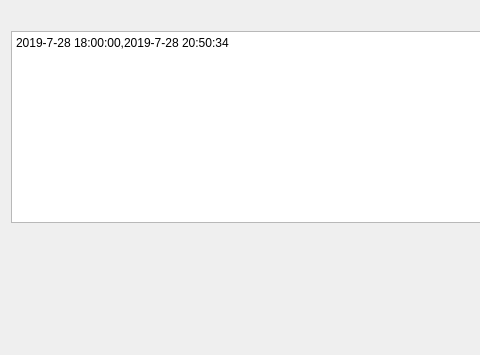
Old version of the form ShowPlugin/mainwindow.ui in the repository catcheroftime/DrawTimelinePlugin; both pictures show x 0 to 480 and y 0 to 355 of the 954 by 355 pixel window.
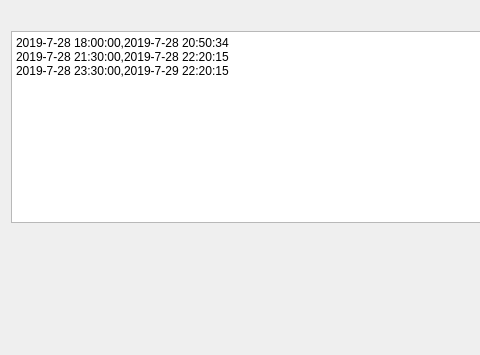
New version of the form. Custom widgets are drawn as their Qt base class.

The edit to the form file:
```diff
--- a/ShowPlugin/mainwindow.ui
+++ b/ShowPlugin/mainwindow.ui
@@ -30,7 +30,9 @@
 &lt;html&gt;&lt;head&gt;&lt;meta name=&quot;qrichtext&quot; content=&quot;1&quot; /&gt;&lt;style type=&quot;text/css&quot;&gt;
 p, li { white-space: pre-wrap; }
 &lt;/style&gt;&lt;/head&gt;&lt;body style=&quot; font-family:'SimSun'; font-size:9pt; font-weight:400; font-style:normal;&quot;&gt;
-&lt;p style=&quot; margin-top:0px; margin-bottom:0px; margin-left:0px; margin-right:0px; -qt-block-indent:0; text-indent:0px;&quot;&gt;2019-7-28 18:00:00,2019-7-28 20:50:34&lt;/p&gt;&lt;/body&gt;&lt;/html&gt;</string>
+&lt;p style=&quot; margin-top:0px; margin-bottom:0px; margin-left:0px; margin-right:0px; -qt-block-indent:0; text-indent:0px;&quot;&gt;2019-7-28 18:00:00,2019-7-28 20:50:34&lt;/p&gt;
+&lt;p style=&quot; margin-top:0px; margin-bottom:0px; margin-left:0px; margin-right:0px; -qt-block-indent:0; text-indent:0px;&quot;&gt;2019-7-28 21:30:00,2019-7-28 22:20:15&lt;/p&gt;
+&lt;p style=&quot; margin-top:0px; margin-bottom:0px; margin-left:0px; margin-right:0px; -qt-block-indent:0; text-indent:0px;&quot;&gt;2019-7-28 23:30:00,2019-7-29 22:20:15&lt;/p&gt;&lt;/body&gt;&lt;/html&gt;</string>
         </property>
        </widget>
       </item>
```
